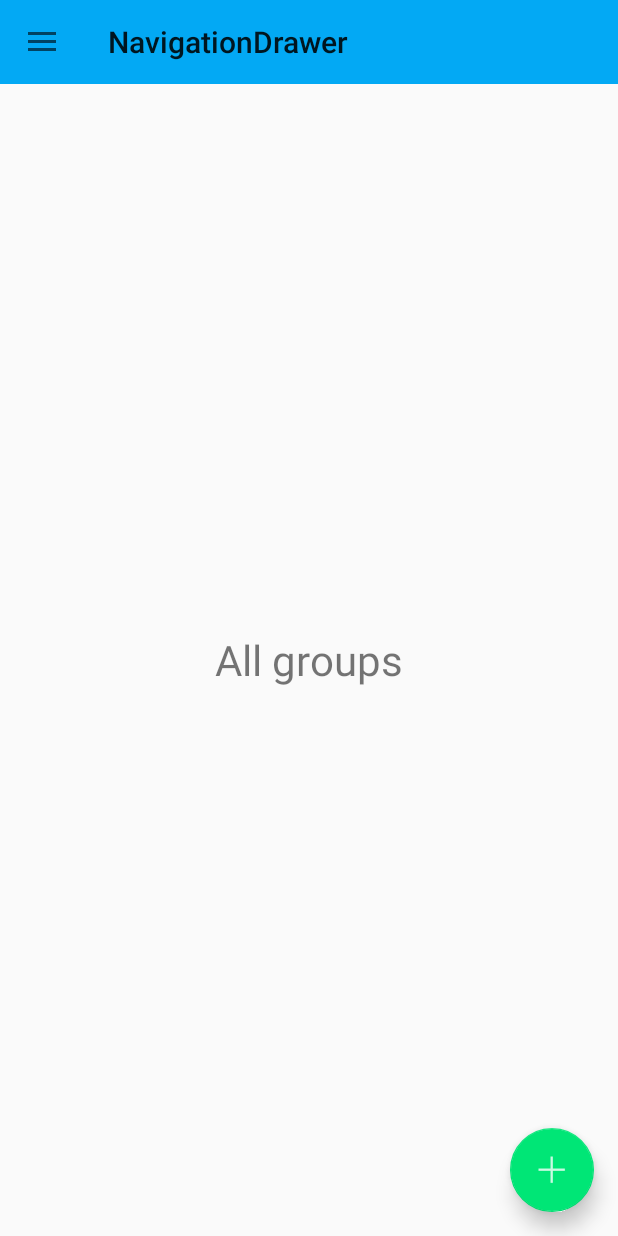
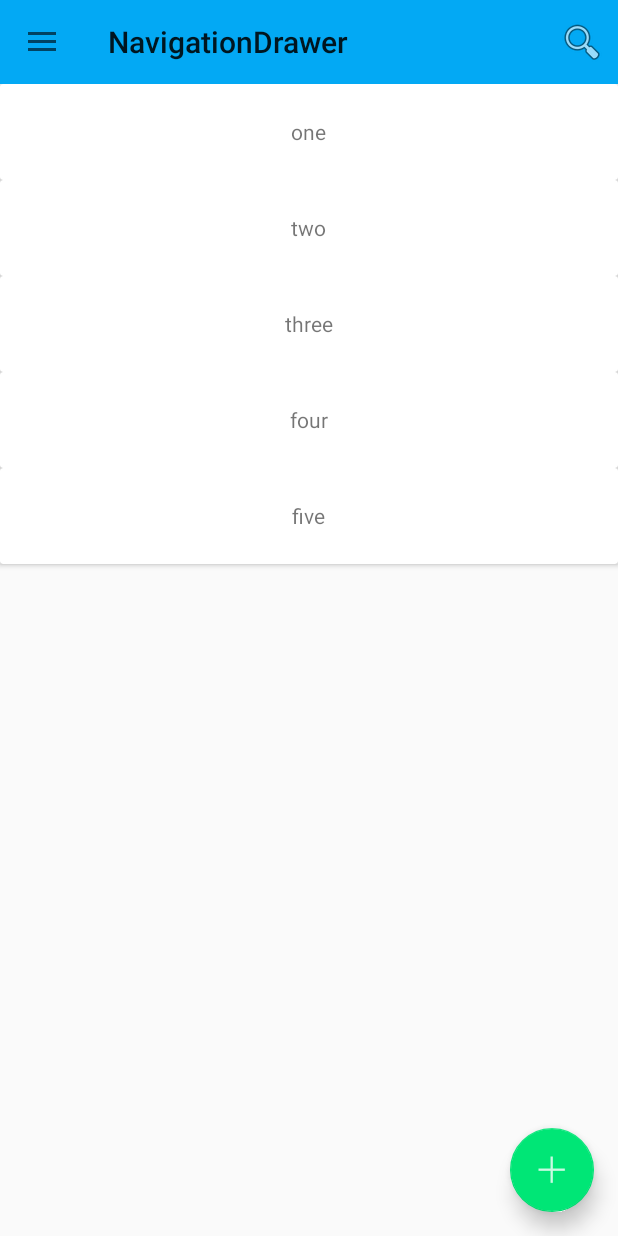
Before and after one commit to kuzmenok/NavigationDrawer, an Android app: the screen it shows after launch (MainActivity), on a phone screen of 412 x 824 dp. Run offline under Robolectric (Android 15) with nearby library versions, the phone set to English and light mode, and no system bars.

Commit message:
Добавил базовую реализацию адаптеров и поиска

```diff
--- a/mobile/build.gradle
+++ b/mobile/build.gradle
@@ -22,8 +22,10 @@ android {
 dependencies {
     compile fileTree(include: ['*.jar'], dir: 'libs')
     wearApp project(':wear')
-    compile 'com.android.support:appcompat-v7:23.0.1'
-    compile 'com.android.support:design:23.0.1'
+    compile 'com.android.support:appcompat-v7:23.1.0'
+    compile 'com.android.support:design:23.1.0'
+    compile 'com.android.support:recyclerview-v7:23.1.0'
+    compile 'com.android.support:cardview-v7:23.1.0'
     compile 'com.google.android.gms:play-services-gcm:8.1.0'
     compile 'com.google.android.gms:play-services-maps:8.1.0'
     compile 'com.google.android.gms:play-services-location:8.1.0'
--- a/mobile/src/main/java/com/example/sok/navigationdrawer/MainActivity.java
+++ b/mobile/src/main/java/com/example/sok/navigationdrawer/activity/MainActivity.java
@@ -1,4 +1,4 @@
-package com.example.sok.navigationdrawer;
+package com.example.sok.navigationdrawer.activity;
 
 import android.os.Bundle;
 import android.support.design.widget.NavigationView;
@@ -10,6 +10,7 @@ import android.support.v7.app.AppCompatActivity;
 import android.support.v7.widget.Toolbar;
 import android.view.MenuItem;
 
+import com.example.sok.navigationdrawer.R;
 import com.example.sok.navigationdrawer.fragment.AllGroupsFragment;
 import com.example.sok.navigationdrawer.fragment.CurrentGroupFragment;
 import com.example.sok.navigationdrawer.fragment.PreferencesFragment;
@@ -31,8 +32,6 @@ public class MainActivity extends AppCompatActivity {
 
     private void initToolbar() {
         toolbar = (Toolbar) findViewById(R.id.toolbar);
-        toolbar.setTitle(R.string.app_name);
-        toolbar.inflateMenu(R.menu.main);
         setSupportActionBar(toolbar);
     }
 
--- /dev/null
+++ b/mobile/src/main/java/com/example/sok/navigationdrawer/adapter/AbstractFilterBindableAdapter.java
@@ -0,0 +1,151 @@
+package com.example.sok.navigationdrawer.adapter;
+
+import android.support.v7.widget.RecyclerView;
+import android.widget.Filter;
+
+import java.util.ArrayList;
+import java.util.List;
+
+public abstract class AbstractFilterBindableAdapter<T, VH extends RecyclerView.ViewHolder>
+        extends AbstractRecyclerBindableAdapter<T, VH> {
+
+    private final Object lock = new Object();
+    private List<T> originalValues;
+    private List<T> objects;
+    private ArrayFilter filter;
+    private OnFilterObjectCallback onFilterObjectCallback;
+
+    protected AbstractFilterBindableAdapter() {
+        objects = new ArrayList<>();
+        originalValues = new ArrayList<>();
+    }
+
+    @Override
+    public void addAll(List<? extends T> data) {
+        if (objects.containsAll(data)) {
+            return;
+        }
+        objects.clear();
+        objects.addAll(data);
+        originalValues.clear();
+        originalValues.addAll(data);
+        notifyItemRangeInserted(getHeadersCount(), data.size());
+    }
+
+    public void addShowed(List<? extends T> data) {
+        objects.clear();
+        objects.addAll(data);
+        notifyDataSetChanged();
+    }
+
+    @Override
+    public void removeChild(int position) {
+        objects.remove(position);
+        originalValues.remove(position);
+        objects.remove(position);
+        notifyItemRemoved(position + getHeadersCount());
+        int positionStart = position + getHeadersCount();
+        int itemCount = objects.size() - position;
+        notifyItemRangeChanged(positionStart, itemCount);
+    }
+
+    public void setOnFilterObjectCallback(OnFilterObjectCallback objectCallback) {
+        onFilterObjectCallback = objectCallback;
+    }
+
+    @Override
+    public T getItem(int position) {
+        return objects.get(position);
+    }
+
+    @Override
+    public int getRealItemCount() {
+        return objects.size();
+    }
+
+    @Override
+    public long getItemId(int position) {
+        return position;
+    }
+
+    protected abstract String itemToString(T item);
+
+    public Filter getFilter() {
+        if (filter == null) {
+            filter = new ArrayFilter();
+        }
+        return filter;
+    }
+
+    public interface OnFilterObjectCallback {
+        void handle(int countFilterObject);
+    }
+
+    private class ArrayFilter extends Filter {
+        @Override
+        protected FilterResults performFiltering(CharSequence prefix) {
+            FilterResults results = new FilterResults();
+
+            if (originalValues == null) {
+                synchronized (lock) {
+                    originalValues = new ArrayList<>(objects);
+                }
+            }
+
+            if (prefix == null || prefix.length() == 0) {
+                ArrayList<T> list;
+                synchronized (lock) {
+                    list = new ArrayList<>(originalValues);
+                }
+                results.values = list;
+                results.count = list.size();
+            } else {
+                String prefixString = prefix.toString().toLowerCase();
+
+                ArrayList<T> values;
+                synchronized (lock) {
+                    values = new ArrayList<>(originalValues);
+                }
+
+                final int count = values.size();
+                final ArrayList<T> newValues = new ArrayList<>();
+
+                for (int i = 0; i < count; i++) {
+                    final T value = values.get(i);
+                    final String valueText = itemToString(value).toLowerCase();
+
+                    // First match against the whole, non-splitted value
+                    if (valueText.startsWith(prefixString)) {
+                        newValues.add(value);
+                    } else {
+                        final String[] words = valueText.split(" ");
+                        final int wordCount = words.length;
+
+                        // Start at index 0, in case valueText starts with space(s)
+                        for (String word : words) {
+                            if (word.startsWith(prefixString)) {
+                                newValues.add(value);
+                                break;
+                            }
+                        }
+                    }
+                }
+
+                results.values = newValues;
+                results.count = newValues.size();
+            }
+
+            return results;
+        }
+
+        @Override
+        protected void publishResults(CharSequence constraint, FilterResults results) {
+            //noinspection unchecked
+            objects = (List<T>) results.values;
+            if (onFilterObjectCallback != null) {
+                onFilterObjectCallback.handle(results.count);
+            }
+            notifyDataSetChanged();
+        }
+    }
+}
--- /dev/null
+++ b/mobile/src/main/java/com/example/sok/navigationdrawer/adapter/AbstractRecyclerBindableAdapter.java
@@ -0,0 +1,292 @@
+package com.example.sok.navigationdrawer.adapter;
+
+import android.support.annotation.LayoutRes;
+import android.support.v7.widget.GridLayoutManager;
+import android.support.v7.widget.RecyclerView;
+import android.support.v7.widget.StaggeredGridLayoutManager;
+import android.view.LayoutInflater;
+import android.view.View;
+import android.view.ViewGroup;
+import android.widget.FrameLayout;
+
+import java.util.ArrayList;
+import java.util.List;
+
+public abstract class AbstractRecyclerBindableAdapter<T, VH extends RecyclerView.ViewHolder>
+        extends RecyclerView.Adapter<VH> {
+
+    public static final int TYPE_HEADER = 7898;
+    public static final int TYPE_FOOTER = 7899;
+
+    private List<View> headers = new ArrayList<>();
+    private List<View> footers = new ArrayList<>();
+    private List<T> items = new ArrayList<>();
+
+    private RecyclerView.LayoutManager manager;
+    private LayoutInflater inflater;
+    private GridLayoutManager.SpanSizeLookup spanSizeLookup = new GridLayoutManager.SpanSizeLookup() {
+        @Override
+        public int getSpanSize(int position) {
+            return getGridSpan(position);
+        }
+    };
+
+    public int getRealItemCount() {
+        return items.size();
+    }
+
+    public T getItem(int position) {
+        return items.get(position);
+    }
+
+    public void add(int position, T item) {
+        items.add(position, item);
+        notifyItemInserted(position);
+        int positionStart = position + getHeadersCount();
+        int itemCount = items.size() - position;
+        notifyItemRangeChanged(positionStart, itemCount);
+    }
+
+    public void add(T item) {
+        items.add(item);
+        notifyItemInserted(items.size() - 1 + getHeadersCount());
+    }
+
+    public void addAll(List<? extends T> items) {
+        final int size = this.items.size();
+        this.items.addAll(items);
+        notifyItemRangeInserted(size + getHeadersCount(), items.size());
+    }
+
+    public void set(int position, T item) {
+        items.set(position, item);
+        int positionStart = position + getHeadersCount();
+        int itemCount = items.size() - position;
+        notifyItemRangeChanged(positionStart, itemCount);
+    }
+
+    public void removeChild(int position) {
+        items.remove(position);
+        notifyItemRemoved(position + getHeadersCount());
+        int positionStart = position + getHeadersCount();
+        int itemCount = items.size() - position;
+        notifyItemRangeChanged(positionStart, itemCount);
+    }
+
+    public void clear() {
+        final int size = items.size();
+        items.clear();
+        notifyItemRangeRemoved(getHeadersCount(), size);
+    }
+
+    public void moveChildTo(int fromPosition, int toPosition) {
+        if (toPosition != -1 && toPosition < items.size()) {
+            final T item = items.remove(fromPosition);
+            items.add(toPosition, item);
+            notifyItemMoved(getHeadersCount() + fromPosition, getHeadersCount() + toPosition);
+            int positionStart = fromPosition < toPosition ? fromPosition : toPosition;
+            int itemCount = Math.abs(fromPosition - toPosition) + 1;
+            notifyItemRangeChanged(positionStart + getHeadersCount(), itemCount);
+        }
+    }
+
+    public int indexOf(T object) {
+        return items.indexOf(object);
+    }
+
+    @Override
+    public VH onCreateViewHolder(ViewGroup viewGroup, int type) {
+        //if our position is one of our items (this comes from getItemViewType(int position) below)
+        if (type != TYPE_HEADER && type != TYPE_FOOTER) {
+            return onCreteItemViewHolder(viewGroup, type);
+            //else we have a header/footer
+        } else {
+            //create a new framelayout, or inflate from a resource
+            FrameLayout frameLayout = new FrameLayout(viewGroup.getContext());
+            //make sure it fills the space
+            frameLayout.setLayoutParams(new ViewGroup.LayoutParams(
+                    ViewGroup.LayoutParams.MATCH_PARENT, ViewGroup.LayoutParams.MATCH_PARENT));
+            return (VH) new HeaderFooterViewHolder(frameLayout);
+        }
+    }
+
+    @Override
+    final public void onBindViewHolder(final RecyclerView.ViewHolder vh, int position) {
+        //check what type of view our position is
+        if (isHeader(position)) {
+            View v = headers.get(position);
+            //add our view to a header view and display it
+            prepareHeaderFooter((HeaderFooterViewHolder) vh, v);
+        } else if (isFooter(position)) {
+            View v = footers.get(position - getRealItemCount() - getHeadersCount());
+            //add our view to a footer view and display it
+            prepareHeaderFooter((HeaderFooterViewHolder) vh, v);
+        } else {
+            //it's one of our items, display as required
+            onBindItemViewHolder((VH) vh, position - headers.size(), getItemType(position));
+        }
+    }
+
+    private void prepareHeaderFooter(HeaderFooterViewHolder vh, View view) {
+        //if it's a staggered grid, span the whole layout
+        if (manager instanceof StaggeredGridLayoutManager) {
+            StaggeredGridLayoutManager.LayoutParams layoutParams = new StaggeredGridLayoutManager.LayoutParams(
+                    ViewGroup.LayoutParams.MATCH_PARENT, ViewGroup.LayoutParams.MATCH_PARENT);
+            layoutParams.setFullSpan(true);
+            vh.itemView.setLayoutParams(layoutParams);
+        }
+        //if the view already belongs to another layout, remove it
+        if (view.getParent() != null) {
+            ((ViewGroup) view.getParent()).removeView(view);
+        }
+        //empty out our FrameLayout and replace with our header/footer
+        ((ViewGroup) vh.itemView).removeAllViews();
+        ((ViewGroup) vh.itemView).addView(view);
+    }
+
+    private boolean isHeader(int position) {
+        return (position < headers.size());
+    }
+
+    private boolean isFooter(int position) {
+        return footers.size() > 0 && (position >= getHeadersCount() + getRealItemCount());
+    }
+
+    protected VH onCreteItemViewHolder(ViewGroup parent, int type) {
+        return viewHolder(inflater.inflate(layoutId(type), parent, false), type);
+    }
+
+    @Override
+    public int getItemCount() {
+        return headers.size() + getRealItemCount() + footers.size();
+    }
+
+    @Override
+    final public int getItemViewType(int position) {
+        //check what type our position is, based on the assumption that the order is headers > items > footers
+        if (isHeader(position)) {
+            return TYPE_HEADER;
+        } else if (isFooter(position)) {
+            return TYPE_FOOTER;
+        }
+        int type = getItemType(position);
+        if (type == TYPE_HEADER || type == TYPE_FOOTER) {
+            throw new IllegalArgumentException("Item type cannot equal " + TYPE_HEADER + " or " + TYPE_FOOTER);
+        }
+        return type;
+    }
+
+    @Override
+    public void onAttachedToRecyclerView(RecyclerView recyclerView) {
+        super.onAttachedToRecyclerView(recyclerView);
+        if (manager == null) {
+            setManager(recyclerView.getLayoutManager());
+        }
+        if (inflater == null) {
+            this.inflater = LayoutInflater.from(recyclerView.getContext());
+        }
+    }
+
+    private void setManager(RecyclerView.LayoutManager manager) {
+        this.manager = manager;
+        if (this.manager instanceof GridLayoutManager) {
+            ((GridLayoutManager) this.manager).setSpanSizeLookup(spanSizeLookup);
+        } else if (this.manager instanceof StaggeredGridLayoutManager) {
+            ((StaggeredGridLayoutManager) this.manager).setGapStrategy(
+                    StaggeredGridLayoutManager.GAP_HANDLING_MOVE_ITEMS_BETWEEN_SPANS);
+        }
+    }
+
+    protected int getGridSpan(int position) {
+        if (isHeader(position) || isFooter(position)) {
+            return getMaxGridSpan();
+        }
+        position -= headers.size();
+        if (getItem(position) instanceof SpanItemInterface) {
+            return ((SpanItemInterface) getItem(position)).getGridSpan();
+        }
+        return 1;
+    }
+
+    protected int getMaxGridSpan() {
+        if (manager instanceof GridLayoutManager) {
+            return ((GridLayoutManager) manager).getSpanCount();
+        } else if (manager instanceof StaggeredGridLayoutManager) {
+            return ((StaggeredGridLayoutManager) manager).getSpanCount();
+        }
+        return 1;
+    }
+
+    //add a header to the adapter
+    public void addHeader(View header) {
+        if (!headers.contains(header)) {
+            headers.add(header);
+            //animate
+            notifyItemInserted(headers.size() - 1);
+        }
+    }
+
+    public void removeHeader(View header) {
+        if (headers.contains(header)) {
+            //animate
+            notifyItemRemoved(headers.indexOf(header));
+            headers.remove(header);
+        }
+    }
+
+    //add a footer to the adapter
+    public void addFooter(View footer) {
+        if (!footers.contains(footer)) {
+            footers.add(footer);
+            //animate
+            notifyItemInserted(headers.size() + getItemCount() + footers.size() - 1);
+        }
+    }
+
+    public void removeFooter(View footer) {
+        if (footers.contains(footer)) {
+            //animate
+            notifyItemRemoved(headers.size() + getItemCount() + footers.indexOf(footer));
+            footers.remove(footer);
+        }
+    }
+
+    public int getHeadersCount() {
+        return headers.size();
+    }
+
+    protected View getHeader(int location) {
+        return headers.get(location);
+    }
+
+    public int getFootersCount() {
+        return footers.size();
+    }
+
+    protected View getFooter(int location) {
+        return footers.get(location);
+    }
+
+    protected int getItemType(int position) {
+        return 0;
+    }
+
+    abstract protected void onBindItemViewHolder(VH viewHolder, int position, int type);
+
+    protected abstract VH viewHolder(View view, int type);
+
+    @LayoutRes
+    protected abstract int layoutId(int type);
+
+    public interface SpanItemInterface {
+        int getGridSpan();
+    }
+
+    //our header/footer RecyclerView.ViewHolder is just a FrameLayout
+    public static class HeaderFooterViewHolder extends RecyclerView.ViewHolder {
+
+        public HeaderFooterViewHolder(View itemView) {
+            super(itemView);
+        }
+    }
+}
--- /dev/null
+++ b/mobile/src/main/java/com/example/sok/navigationdrawer/adapter/GroupsFilterAdapter.java
@@ -0,0 +1,30 @@
+package com.example.sok.navigationdrawer.adapter;
+
+import android.view.View;
+
+import com.example.sok.navigationdrawer.R;
+import com.example.sok.navigationdrawer.data.Group;
+import com.example.sok.navigationdrawer.view.GroupViewHolder;
+
+public class GroupsFilterAdapter extends AbstractFilterBindableAdapter<Group, GroupViewHolder> {
+
+    @Override
+    protected String itemToString(Group item) {
+        return item.getName();
+    }
+
+    @Override
+    protected int layoutId(int type) {
+        return R.layout.list_item_group;
+    }
+
+    @Override
+    protected void onBindItemViewHolder(GroupViewHolder viewHolder, final int position, int type) {
+        viewHolder.bindView(getItem(position));
+    }
+
+    @Override
+    protected GroupViewHolder viewHolder(View view, int type) {
+        return new GroupViewHolder(view);
+    }
+}
--- /dev/null
+++ b/mobile/src/main/java/com/example/sok/navigationdrawer/data/Group.java
@@ -0,0 +1,13 @@
+package com.example.sok.navigationdrawer.data;
+
+public class Group {
+    private String name;
+
+    public Group(String name) {
+        this.name = name;
+    }
+
+    public String getName() {
+        return name;
+    }
+}
--- a/mobile/src/main/java/com/example/sok/navigationdrawer/fragment/AllGroupsFragment.java
+++ b/mobile/src/main/java/com/example/sok/navigationdrawer/fragment/AllGroupsFragment.java
@@ -2,16 +2,83 @@ package com.example.sok.navigationdrawer.fragment;
 
 import android.os.Bundle;
 import android.support.v4.app.Fragment;
+import android.support.v4.view.MenuItemCompat;
+import android.support.v7.widget.DefaultItemAnimator;
+import android.support.v7.widget.LinearLayoutManager;
+import android.support.v7.widget.RecyclerView;
+import android.support.v7.widget.SearchView;
 import android.view.LayoutInflater;
+import android.view.Menu;
+import android.view.MenuInflater;
+import android.view.MenuItem;
 import android.view.View;
 import android.view.ViewGroup;
+import android.widget.Filter;
 
 import com.example.sok.navigationdrawer.R;
+import com.example.sok.navigationdrawer.adapter.GroupsFilterAdapter;
+import com.example.sok.navigationdrawer.data.Group;
 
-public class AllGroupsFragment extends Fragment {
+import java.util.ArrayList;
+import java.util.List;
+
+public class AllGroupsFragment extends Fragment implements Filter.FilterListener {
+    private GroupsFilterAdapter adapter;
+    private RecyclerView recyclerView;
+    private View noResultView;
+
     @Override
     public View onCreateView(LayoutInflater inflater, ViewGroup container, Bundle savedInstanceState) {
         View rootView = inflater.inflate(R.layout.fragment_all_groups, container, false);
+        setHasOptionsMenu(true);
+
+        noResultView = rootView.findViewById(R.id.no_results_view);
+
+        recyclerView = (RecyclerView) rootView.findViewById(R.id.recycler_view);
+        LinearLayoutManager layoutManager = new LinearLayoutManager(getContext());
+        adapter = new GroupsFilterAdapter();
+        recyclerView.setAdapter(adapter);
+        recyclerView.setLayoutManager(layoutManager);
+        recyclerView.setItemAnimator(new DefaultItemAnimator());
+
         return rootView;
     }
+
+    @Override
+    public void onResume() {
+        super.onResume();
+        //test data
+        List<Group> list = new ArrayList<>();
+        list.add(new Group("one"));
+        list.add(new Group("two"));
+        list.add(new Group("three"));
+        list.add(new Group("four"));
+        list.add(new Group("five"));
+        adapter.clear();
+        adapter.addAll(list);
+    }
+
+    @Override
+    public void onCreateOptionsMenu(Menu menu, MenuInflater inflater) {
+        super.onCreateOptionsMenu(menu, inflater);
+        inflater.inflate(R.menu.all_groups_menu, menu);
+        MenuItem searchItem = menu.findItem(R.id.action_search);
+        SearchView searchView = (SearchView) MenuItemCompat.getActionView(searchItem);
+        searchView.setOnQueryTextListener(new SearchView.OnQueryTextListener() {
+            @Override
+            public boolean onQueryTextSubmit(String query) {
+                return false;
+            }
+            @Override
+            public boolean onQueryTextChange(String newText) {
+                adapter.getFilter().filter(newText, AllGroupsFragment.this);
+                return true;
+            }
+        });
+    }
+
+    @Override
+    public void onFilterComplete(int count) {
+        noResultView.setVisibility(count > 0 ? View.GONE : View.VISIBLE);
+    }
 }
--- a/mobile/src/main/java/com/example/sok/navigationdrawer/fragment/MapFragment.java
+++ b/mobile/src/main/java/com/example/sok/navigationdrawer/fragment/MapFragment.java
@@ -143,6 +143,7 @@ public class MapFragment extends SupportMapFragment implements
             mapSettings.setRotateGesturesEnabled(true);
             mapSettings.setZoomGesturesEnabled(true);
             mapSettings.setScrollGesturesEnabled(true);
+            mapSettings.setIndoorLevelPickerEnabled(false);
         }
     }
 
--- /dev/null
+++ b/mobile/src/main/java/com/example/sok/navigationdrawer/view/GroupViewHolder.java
@@ -0,0 +1,21 @@
+package com.example.sok.navigationdrawer.view;
+
+import android.support.v7.widget.RecyclerView;
+import android.view.View;
+import android.widget.TextView;
+
+import com.example.sok.navigationdrawer.R;
+import com.example.sok.navigationdrawer.data.Group;
+
+public class GroupViewHolder extends RecyclerView.ViewHolder {
+    TextView name;
+
+    public GroupViewHolder(View itemView) {
+        super(itemView);
+        name = (TextView) itemView.findViewById(R.id.group_name);
+    }
+
+    public void bindView(Group item) {
+        name.setText(item.getName());
+    }
+}
--- a/mobile/src/main/res/layout/fragment_all_groups.xml
+++ b/mobile/src/main/res/layout/fragment_all_groups.xml
@@ -1,17 +1,23 @@
 <?xml version="1.0" encoding="utf-8"?>
 <FrameLayout
     xmlns:android="http://schemas.android.com/apk/res/android"
+    xmlns:app="http://schemas.android.com/apk/res-auto"
     android:layout_width="match_parent"
-    android:layout_height="match_parent"
-    xmlns:app="http://schemas.android.com/apk/res-auto">
+    android:layout_height="match_parent">
+
+    <android.support.v7.widget.RecyclerView
+        android:id="@+id/recycler_view"
+        android:layout_width="match_parent"
+        android:layout_height="match_parent"
+        android:scrollbars="vertical"/>
 
     <TextView
-        android:id="@+id/tv"
+        android:id="@+id/no_results_view"
         android:layout_width="wrap_content"
         android:layout_height="wrap_content"
         android:layout_gravity="center"
-        android:text="All groups"
-        android:textSize="28sp"/>
+        android:text="@string/no_results"
+        android:visibility="gone"/>
 
     <android.support.design.widget.FloatingActionButton
         android:id="@+id/fab"
--- /dev/null
+++ b/mobile/src/main/res/layout/list_item_group.xml
@@ -0,0 +1,13 @@
+<?xml version="1.0" encoding="utf-8"?>
+<android.support.v7.widget.CardView
+    xmlns:android="http://schemas.android.com/apk/res/android"
+    android:layout_width="match_parent"
+    android:layout_height="64dp">
+
+    <TextView
+        android:id="@+id/group_name"
+        android:layout_width="wrap_content"
+        android:layout_height="wrap_content"
+        android:layout_gravity="center"/>
+
+</android.support.v7.widget.CardView>
--- /dev/null
+++ b/mobile/src/main/res/menu/all_groups_menu.xml
@@ -0,0 +1,13 @@
+<?xml version="1.0" encoding="utf-8"?>
+<menu
+    xmlns:android="http://schemas.android.com/apk/res/android"
+    xmlns:app="http://schemas.android.com/apk/res-auto">
+
+    <item
+        android:id="@+id/action_search"
+        android:icon="@android:drawable/ic_menu_search"
+        android:title="@string/action_search_group"
+        app:actionViewClass="android.support.v7.widget.SearchView"
+        app:showAsAction="always|collapseActionView"/>
+
+</menu>
--- a/wear/build.gradle
+++ b/wear/build.gradle
@@ -24,4 +24,5 @@ dependencies {
     compile fileTree(dir: 'libs', include: ['*.jar'])
     compile 'com.google.android.support:wearable:1.3.0'
     compile 'com.google.android.gms:play-services-wearable:8.1.0'
+    provided 'com.google.android.wearable:wearable:1.0.0'
 }
--- a/wear/src/main/java/com/example/sok/navigationdrawer/WearableListItemLayout.java
+++ b/wear/src/main/java/com/example/sok/navigationdrawer/WearableListItemLayout.java
@@ -44,4 +44,9 @@ public class WearableListItemLayout extends LinearLayout implements WearableList
         mAuthor.setAlpha(mFadedTextAlpha);
         mText.setAlpha(mFadedTextAlpha);
     }
+
+    @Override
+    public boolean hasOverlappingRendering() {
+        return false;
+    }
 }
```
Also changed, not shown: mobile/src/main/AndroidManifest.xml (+5 -11 lines), mobile/src/main/java/com/example/sok/navigationdrawer/fragment/CurrentGroupFragment.java (+14 -0 lines), mobile/src/main/res/menu/current_group_menu.xml (added, +13 -0 lines), mobile/src/main/res/values/strings.xml (+6 -11 lines).
